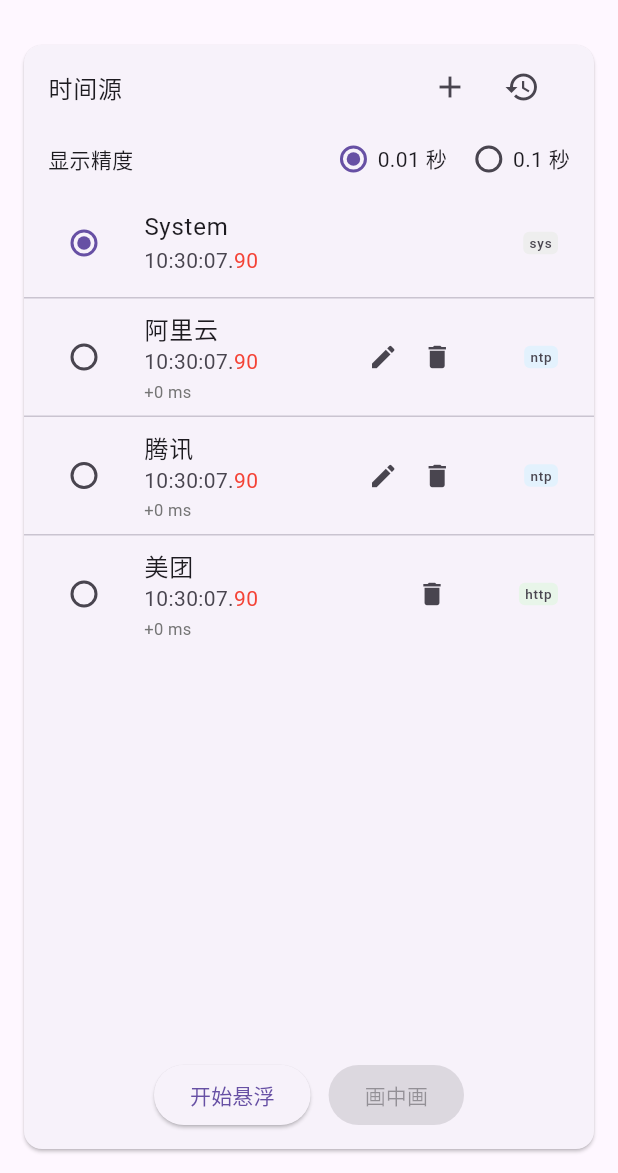
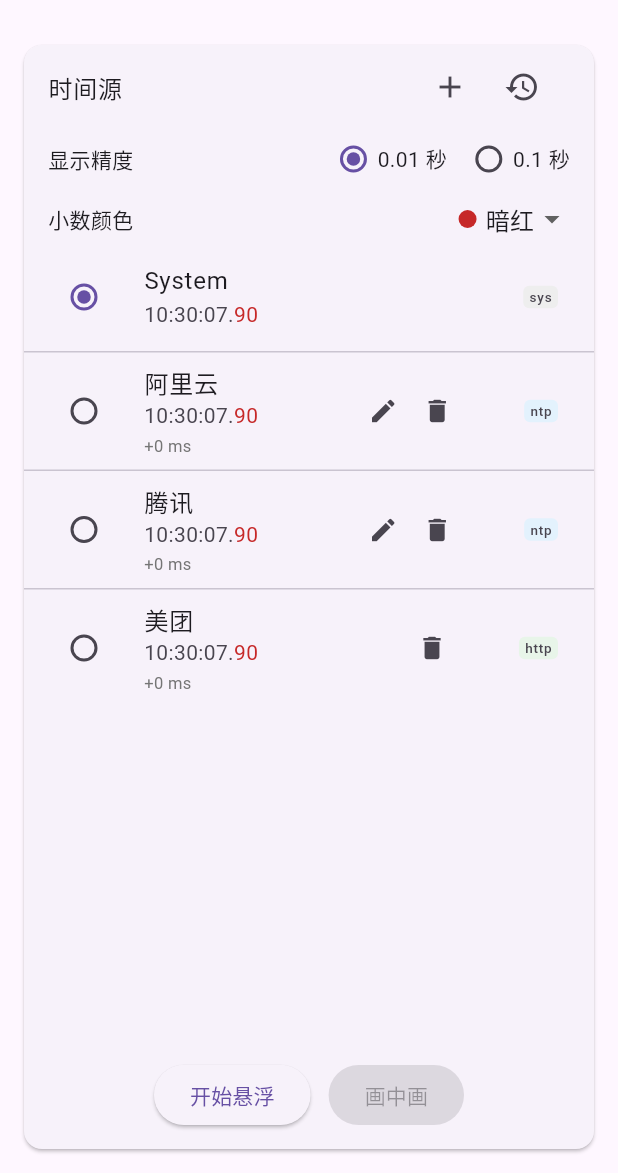
Before and after one commit to amchii/FloatingClock, a Flutter app: the screen it shows after launch, on a phone screen of 412 x 824 dp, the part 63-1236 px from its top. Run offline on Flutter 3.47's test engine with Material 3 defaults, Android fonts, the phone set to English and light mode, and no system bars; our stand-ins replace shared_preferences; network calls fail.

Commit message:
feat(clock): 添加小数位颜色自定义功能
- 在 README 中更新特性描述，说明支持多种暗色高亮
- 新增 fractionColor 配置项，允许用户选择小数位显示颜色
- 扩展 Flutter 界面，增加小数颜色选择下拉菜单
- 保存并加载用户选定的小数颜色设置
- 更新 Android 原生代码以接收和应用新的颜色参数
- 使用 SharedPreferences 持久化存储颜色配置
- 修改文本样式逻辑以动态应用所选颜色到时间小数部分

```diff
--- a/lib/main.dart
+++ b/lib/main.dart
@@ -25,6 +25,22 @@
 };
 const String _timeSourcesKey = 'time_sources_json';
 const String _precisionPrefKey = 'time_precision';
+const String _fractionColorPrefKey = 'fraction_color';
+
+class _FractionColorOption {
+  final String key;
+  final String label;
+  final Color color;
+  const _FractionColorOption(this.key, this.label, this.color);
+}
+
+const List<_FractionColorOption> _fractionColorOptions = [
+  _FractionColorOption('deep_red', '暗红', Color(0xFFC62828)),
+  _FractionColorOption('amber', '琥珀', Color(0xFFEF6C00)),
+  _FractionColorOption('teal', '青绿', Color(0xFF00796B)),
+  _FractionColorOption('indigo', '靛蓝', Color(0xFF3949AB)),
+  _FractionColorOption('purple', '紫罗兰', Color(0xFF8E24AA)),
+];
 
 void main() {
   runApp(const MyApp());
@@ -67,6 +83,7 @@
   bool _pipSupported = false;
   bool _isInPiP = false;
   TimePrecision _timePrecision = TimePrecision.centisecond;
+  String _fractionColorKey = _fractionColorOptions.first.key;
   // Overlay entry used to show an inline tooltip above other widgets (doesn't
   // change layout height). Only one sync-tooltip is shown at a time.
   OverlayEntry? _syncOverlayEntry;
@@ -180,6 +197,29 @@
       await prefs.setString(_precisionPrefKey, precision.storageValue);
     } catch (_) {}
   }
+
+  void _onFractionColorChanged(String key) {
+    if (_fractionColorKey == key) return;
+    setState(() => _fractionColorKey = key);
+    unawaited(_persistFractionColor(key));
+    if (_overlayRunning) {
+      _updateOverlayForSelected();
+    }
+  }
+
+  Future<void> _persistFractionColor(String key) async {
+    try {
+      final prefs = await SharedPreferences.getInstance();
+      await prefs.setString(_fractionColorPrefKey, key);
+    } catch (_) {}
+  }
+
+  _FractionColorOption get _fractionColorOption =>
+      _fractionColorOptions.firstWhere(
+          (opt) => opt.key == _fractionColorKey,
+          orElse: () => _fractionColorOptions.first);
+
+  Color get _fractionColor => _fractionColorOption.color;
 
   void _removeSyncOverlay() {
     try {
@@ -647,6 +687,7 @@
         'offset': offset,
         'label': label,
         'precision': _timePrecision.storageValue,
+        'fractionColor': _fractionColor.toARGB32(),
       });
       return true;
     } on PlatformException catch (e) {
@@ -680,6 +721,7 @@
         'offset': offset,
         'label': label,
         'precision': _timePrecision.storageValue,
+        'fractionColor': _fractionColor.toARGB32(),
       });
     } on PlatformException catch (e) {
       debugPrint('PlatformException: $e');
@@ -881,7 +923,7 @@
       {TextStyle? style, TextAlign? textAlign}) {
     final parts = _timePartsForSource(s);
     final fractionStyle =
-        (style ?? const TextStyle()).copyWith(color: Colors.red);
+        (style ?? const TextStyle()).copyWith(color: _fractionColor);
     return Text.rich(
         TextSpan(children: [
           TextSpan(text: '${parts.prefix}.'),
@@ -897,6 +939,11 @@
   Future<void> _loadSavedServers() async {
     try {
       final prefs = await SharedPreferences.getInstance();
+      final savedColor = prefs.getString(_fractionColorPrefKey);
+      if (savedColor != null &&
+          _fractionColorOptions.any((opt) => opt.key == savedColor)) {
+        setState(() => _fractionColorKey = savedColor);
+      }
       final loadedPrecision =
           _precisionFromStorage(prefs.getString(_precisionPrefKey));
       if (loadedPrecision != _timePrecision) {
@@ -1197,7 +1244,10 @@
                       Padding(
                         padding: const EdgeInsets.symmetric(
                             horizontal: 16.0, vertical: 4.0),
-                        child: Row(
+                        child: Column(
+                          crossAxisAlignment: CrossAxisAlignment.start,
+                          children: [
+                            Row(
                               crossAxisAlignment: CrossAxisAlignment.center,
                               children: [
                                 const Text('显示精度'),
@@ -1237,6 +1287,58 @@
                                       }).toList(),
                                     ),
                                   ),
+                                ),
+                              ],
+                            ),
+                            const SizedBox(height: 12),
+                            Row(
+                              crossAxisAlignment: CrossAxisAlignment.center,
+                              children: [
+                                const Text('小数颜色'),
+                                const SizedBox(width: 16),
+                                Expanded(
+                                  child: Align(
+                                    alignment: Alignment.centerRight,
+                                    child: DropdownButtonHideUnderline(
+                                      child: DropdownButton<String>(
+                                        value: _fractionColorKey,
+                                        isDense: true,
+                                        alignment: Alignment.centerRight,
+                                        items: _fractionColorOptions
+                                            .map((option) => DropdownMenuItem(
+                                                  value: option.key,
+                                                  child: Row(
+                                                    mainAxisSize:
+                                                        MainAxisSize.min,
+                                                    children: [
+                                                      Container(
+                                                        width: 12,
+                                                        height: 12,
+                                                        margin:
+                                                            const EdgeInsets.only(
+                                                                right: 6),
+                                                        decoration:
+                                                            BoxDecoration(
+                                                                color:
+                                                                    option.color,
+                                                                shape: BoxShape
+                                                                    .circle),
+                                                      ),
+                                                      Text(option.label),
+                                                    ],
+                                                  ),
+                                                ))
+                                            .toList(),
+                                        onChanged: (value) {
+                                          if (value != null) {
+                                            _onFractionColorChanged(value);
+                                          }
+                                        },
+                                      ),
+                                    ),
+                                  ),
+                                ),
+                              ],
                             ),
                           ],
                         ),
```
Also changed, not shown: 3 other files. Lines whose indentation alone changed are shown as unchanged.
